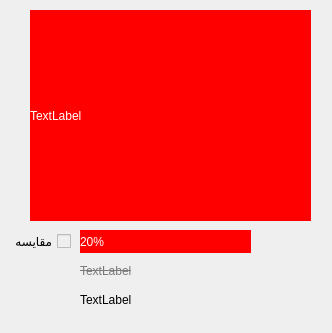
alex-abrehforoush/Onket, file Project/Main/Onket/goodpreviewwidget.ui: the form before one commit.
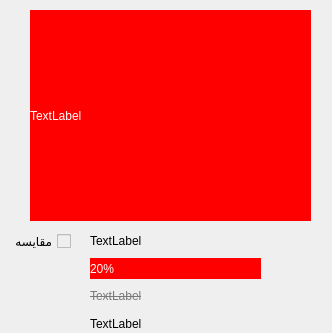
The form after the commit.

Diff of the .ui file:
```diff
--- a/Project/Main/Onket/goodpreviewwidget.ui
+++ b/Project/Main/Onket/goodpreviewwidget.ui
@@ -39,24 +39,26 @@
   <widget class="QWidget" name="layoutWidget">
    <property name="geometry">
     <rect>
-     <x>80</x>
+     <x>90</x>
      <y>230</y>
      <width>171</width>
-     <height>81</height>
+     <height>104</height>
     </rect>
    </property>
    <layout class="QGridLayout" name="gridLayout">
     <item row="2" column="0">
-     <widget class="QLabel" name="lab_final_price">
+     <widget class="QLabel" name="lab_price">
       <property name="styleSheet">
-       <string notr="true">font: 75 10pt &quot;MS Shell Dlg 2&quot;;</string>
+       <string notr="true">color: rgb(122, 122, 122);
+font: 10pt &quot;MS UI Gothic&quot;;
+text-decoration: line-through;</string>
       </property>
       <property name="text">
        <string>TextLabel</string>
       </property>
      </widget>
     </item>
-    <item row="0" column="0">
+    <item row="1" column="0">
      <widget class="QLabel" name="lab_discount">
       <property name="styleSheet">
        <string notr="true">background-color: rgb(255, 0, 0);
@@ -68,12 +70,20 @@
       </property>
      </widget>
     </item>
-    <item row="1" column="0">
-     <widget class="QLabel" name="lab_price">
+    <item row="3" column="0">
+     <widget class="QLabel" name="lab_final_price">
       <property name="styleSheet">
-       <string notr="true">color: rgb(122, 122, 122);
-font: 10pt &quot;MS UI Gothic&quot;;
-text-decoration: line-through;</string>
+       <string notr="true">font: 75 10pt &quot;MS Shell Dlg 2&quot;;</string>
+      </property>
+      <property name="text">
+       <string>TextLabel</string>
+      </property>
+     </widget>
+    </item>
+    <item row="0" column="0">
+     <widget class="QLabel" name="lab_name">
+      <property name="styleSheet">
+       <string notr="true">font: 75 10pt &quot;MS Shell Dlg 2&quot;;</string>
       </property>
       <property name="text">
        <string>TextLabel</string>
```
